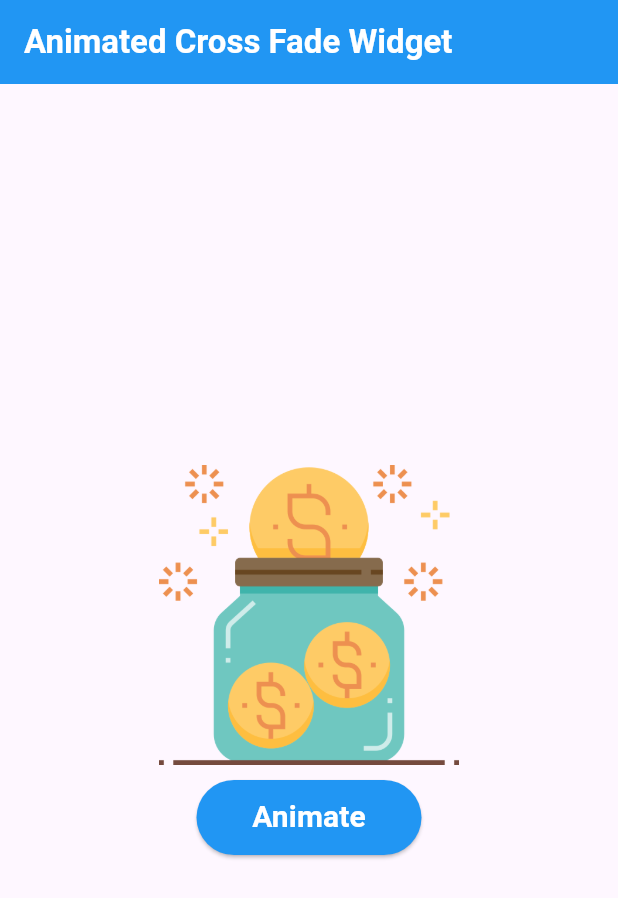
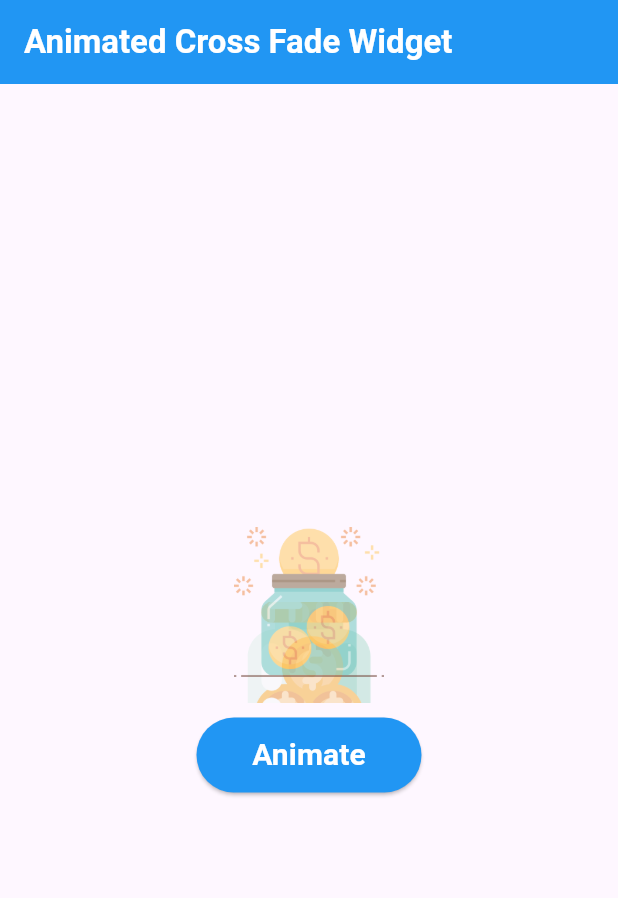
Before and after one commit to alhasann351/animated_cross_fade_widget, a Flutter app: the screen it shows after launch, after a tap on "Animate", on a phone screen of 412 x 824 dp. Shown: the top 898 px of the screen. Run offline on Flutter 3.47's test engine with Material 3 defaults, Android fonts, the phone set to English and light mode, and no system bars.

Commit message:
button-added-show-animation

```diff
--- a/lib/main.dart
+++ b/lib/main.dart
@@ -28,7 +28,7 @@ class MyHomePage extends StatefulWidget {
 class _MyHomePageState extends State<MyHomePage> {
   bool isFirst = true;
 
-  @override
+  /*@override
   void initState() {
     super.initState();
 
@@ -41,7 +41,7 @@ class _MyHomePageState extends State<MyHomePage> {
     setState(() {
       isFirst = false;
     });
-  }
+  }*/
 
   @override
   Widget build(BuildContext context) {
@@ -69,9 +69,12 @@ class _MyHomePageState extends State<MyHomePage> {
               ),
               secondChild: Image.asset(
                 'assets/images/saving.png',
-                height: 200,
-                width: 200,
+                height: 100,
+                width: 100,
               ),
+              sizeCurve: Curves.fastOutSlowIn,
+              //firstCurve: Curves.easeInOut,
+              //secondCurve: Curves.bounceInOut,
               crossFadeState: isFirst
                   ? CrossFadeState.showFirst
                   : CrossFadeState.showSecond,
@@ -86,7 +89,13 @@ class _MyHomePageState extends State<MyHomePage> {
               child: ElevatedButton(
                 style: ElevatedButton.styleFrom(backgroundColor: Colors.blue),
                 onPressed: () {
-                  setState(() {});
+                  setState(() {
+                    if(isFirst){
+                      isFirst = false;
+                    }else{
+                      isFirst = true;
+                    }
+                  });
                 },
                 child: const Text(
                   'Animate',
```
